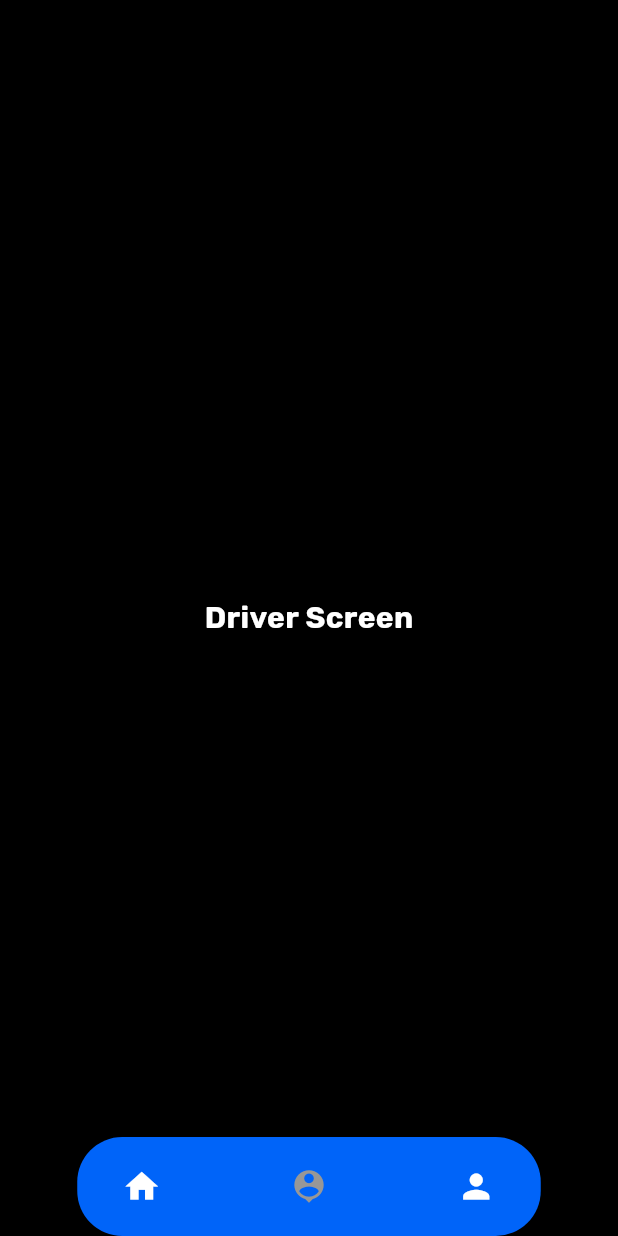
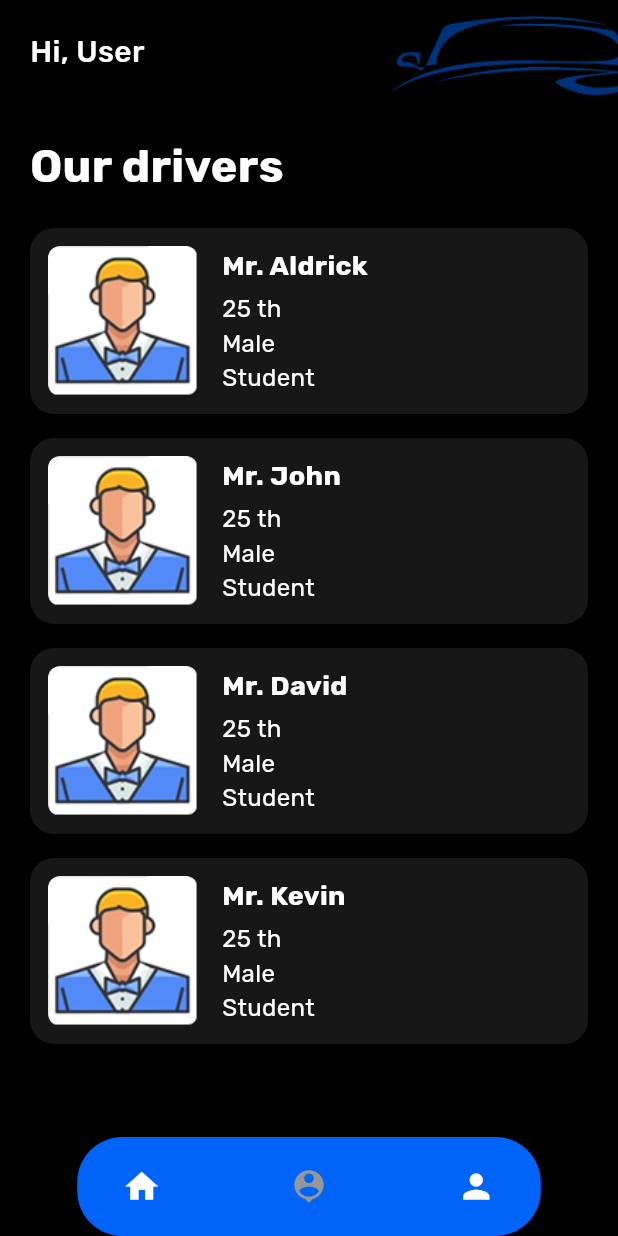
Before and after one commit to restumi/CarRentUkkMobile, a Flutter app: the DriverScreen screen opened by its route, on a phone screen of 412 x 824 dp. Run offline on Flutter 3.47's test engine with Material 3 defaults, Android fonts, the phone set to English and light mode, and no system bars; our stand-ins replace google_fonts, image_picker, table_calendar.

Commit message:
create driverScreen

```diff
--- a/lib/screens/driver/driver_screen.dart
+++ b/lib/screens/driver/driver_screen.dart
@@ -1,5 +1,4 @@
 import 'package:car_rent_mobile_app/routes/app_route.dart';
-
 import 'package:car_rent_mobile_app/styles/app_color.dart';
 import 'package:flutter/material.dart';
 import 'package:google_fonts/google_fonts.dart';
@@ -23,19 +22,123 @@ class _DriverScreenState extends State<DriverScreen> {
 
   @override
   Widget build(BuildContext context) {
+    final List<Map<String, String>> drivers = [
+      {"name": "Mr. Aldrick", "age": "25 th", "gender": "Male", "job": "Student"},
+      {"name": "Mr. John", "age": "25 th", "gender": "Male", "job": "Student"},
+      {"name": "Mr. David", "age": "25 th", "gender": "Male", "job": "Student"},
+      {"name": "Mr. Kevin", "age": "25 th", "gender": "Male", "job": "Student"},
+    ];
+
     return Scaffold(
       backgroundColor: AppColors.black,
       body: SafeArea(
         child: Stack(
           children: [
-            Center(
-              child: Text(
-                "Driver Screen",
-                style: GoogleFonts.rubik(
-                  color: AppColors.white,
-                  fontSize: 20,
-                  fontWeight: FontWeight.bold,
-                ),
+            Positioned(
+              top: 0,
+              right: 0,
+              child: Image.asset(
+                "assets/images/headerHome.png",
+                width: MediaQuery.of(context).size.width * 0.4,
+              ),
+            ),
+
+            Padding(
+              padding: const EdgeInsets.all(20),
+              child: Column(
+                crossAxisAlignment: CrossAxisAlignment.start,
+                children: [
+                  // Header
+                  Text(
+                    "Hi, User",
+                    style: GoogleFonts.rubik(
+                      color: AppColors.white,
+                      fontSize: 20,
+                      fontWeight: FontWeight.w500,
+                    ),
+                  ),
+                  const SizedBox(height: 40),
+                  Text(
+                    "Our drivers",
+                    style: GoogleFonts.rubik(
+                      color: AppColors.white,
+                      fontSize: 30,
+                      fontWeight: FontWeight.bold,
+                    ),
+                  ),
+                  const SizedBox(height: 20),
+
+                  // List Drivers
+                  Expanded(
+                    child: ListView.builder(
+                      itemCount: drivers.length,
+                      itemBuilder: (context, index) {
+                        final driver = drivers[index];
+                        return Container(
+                          margin: const EdgeInsets.only(bottom: 16),
+                          padding: const EdgeInsets.all(12),
+                          decoration: BoxDecoration(
+                            color: AppColors.abugelap2,
+                            borderRadius: BorderRadius.circular(16),
+                          ),
+                          child: Row(
+                            crossAxisAlignment: CrossAxisAlignment.center,
+                            children: [
+                              // Foto Driver
+                              ClipRRect(
+                                borderRadius: BorderRadius.circular(8),
+                                child: Image.asset(
+                                  "assets/images/driver.png",
+                                  width: 100,
+                                  height: 100,
+                                  fit: BoxFit.cover,
+                                ),
+                              ),
+                              const SizedBox(width: 16),
+
+                              // Info Driver
+                              Column(
+                                crossAxisAlignment: CrossAxisAlignment.start,
+                                children: [
+                                  Text(
+                                    driver["name"]!,
+                                    style: GoogleFonts.rubik(
+                                      color: AppColors.white,
+                                      fontSize: 18,
+                                      fontWeight: FontWeight.bold,
+                                    ),
+                                  ),
+                                  const SizedBox(height: 4),
+                                  Text(
+                                    driver["age"]!,
+                                    style: GoogleFonts.rubik(
+                                      color: AppColors.white,
+                                      fontSize: 16,
+                                    ),
+                                  ),
+                                  Text(
+                                    driver["gender"]!,
+                                    style: GoogleFonts.rubik(
+                                      color: AppColors.white,
+                                      fontSize: 16,
+                                    ),
+                                  ),
+                                  Text(
+                                    driver["job"]!,
+                                    style: GoogleFonts.rubik(
+                                      color: AppColors.white,
+                                      fontSize: 16,
+                                    ),
+                                  ),
+                                ],
+                              ),
+                            ],
+                          ),
+                        );
+                      },
+                    ),
+                  ),
+                ],
               ),
             ),
 
```
